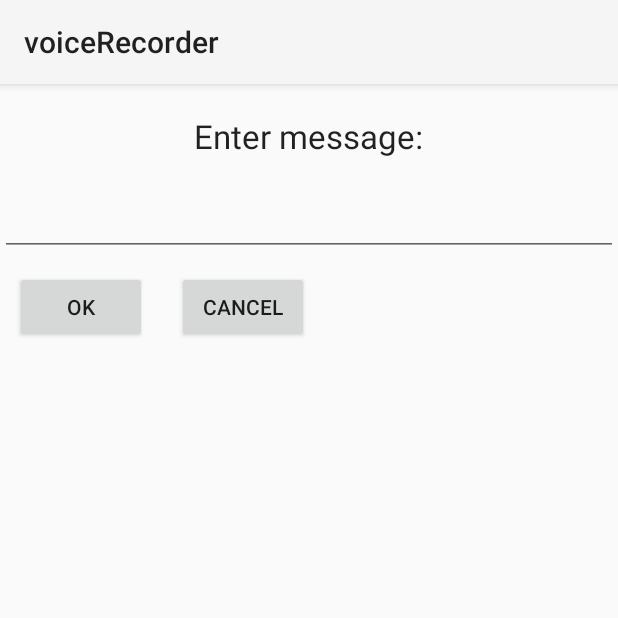
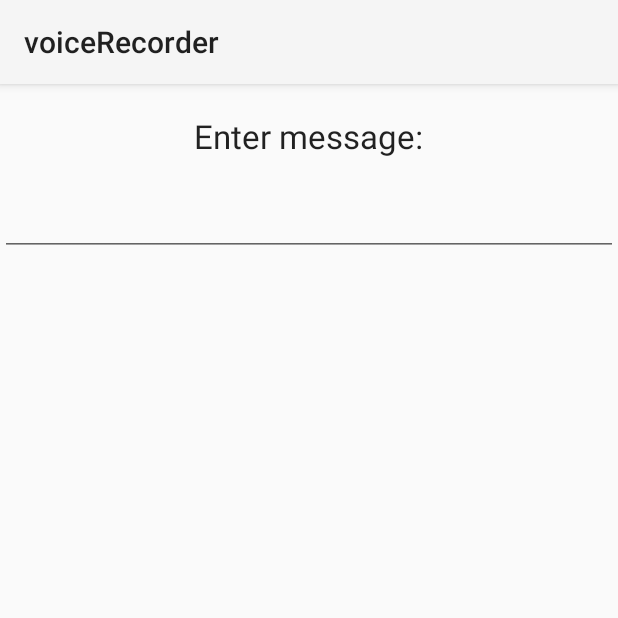
Before and after one commit to mazzers/voiceRecorder, an Android app: the fragment MessageDialog shown on its own in the app's theme, on a phone screen of 412 x 824 dp, the top half of it. Run offline under Robolectric (Android 15) with nearby library versions, the phone set to English and light mode, and no system bars; 1 statement that could not run was skipped.

Commit message:
add message

```diff
--- a/app/src/main/AndroidManifest.xml
+++ b/app/src/main/AndroidManifest.xml
@@ -2,7 +2,7 @@
 <manifest xmlns:android="http://schemas.android.com/apk/res/android"
     package="com.example.mazzers.voicerecorder"
     android:versionCode="2"
-    android:versionName="0.3">
+    android:versionName="0.5">
 
 
     <application
--- a/app/src/main/java/com/example/mazzers/voicerecorder/MainActivity.java
+++ b/app/src/main/java/com/example/mazzers/voicerecorder/MainActivity.java
@@ -22,6 +22,7 @@ import java.io.File;
 public class MainActivity extends Activity implements NavigationDrawerFragment.NavigationDrawerCallbacks {
     private NavigationDrawerFragment mNavigationDrawerFragment;
     private CharSequence mTitle;
+    private Bundle bundle;
 
 
     final String TAG_LOG = "myLogs";
@@ -49,6 +50,7 @@ public class MainActivity extends Activity implements NavigationDrawerFragment.N
         mNavigationDrawerFragment = (NavigationDrawerFragment)
                 getFragmentManager().findFragmentById(R.id.navigation_drawer);
         mTitle = getTitle();
+        bundle = new Bundle();
 
         // Set up the drawer.
         mNavigationDrawerFragment.setUp(
@@ -69,12 +71,15 @@ public class MainActivity extends Activity implements NavigationDrawerFragment.N
         switch (position){
             case 0:
                 fragment = new RecorderFragment();
+
                 fragmentManager.beginTransaction()
                         .replace(R.id.container, fragment).commit();
                 mTitle = getString(R.string.title_section1);
                 break;
             case 1:
                 fragment = new PlayerFragment();
+                bundle.putBoolean("fromDrawer",true);
+                fragment.setArguments(bundle);
                 fragmentManager.beginTransaction()
                         .replace(R.id.container, fragment).commit();
                 mTitle = getString(R.string.title_section2);
--- a/app/src/main/java/com/example/mazzers/voicerecorder/bookmarks/ParseBookmarkFiles.java
+++ b/app/src/main/java/com/example/mazzers/voicerecorder/bookmarks/ParseBookmarkFiles.java
@@ -61,7 +61,7 @@ public class ParseBookmarkFiles implements Runnable {
                         //bookmarkTemp = new Bookmark(pathTemp,timeTemp);
                         Log.d(TAG_LOG, "ParseBookmarkFiles: Fill bookmark i-iteration");
                         //bookmarks[i] = new Bookmark(obj.getPath(),obj.getName(),obj.getTime());
-                        bookmarkArrayList.add(new Bookmark(obj.getPath(), obj.getName(), obj.getTime()));
+                        bookmarkArrayList.add(new Bookmark(obj.getPath(), obj.getName(), obj.getTime(),obj.getMessage()));
 //                    Log.d(TAG_LOG,"ParseBookmarkFiles: ---->filled path: "+bookmarks[i].getPath());
 //                    Log.d(TAG_LOG,"ParseBookmarkFiles: ---->filled name: "+bookmarks[i].getName());
 //                    Log.d(TAG_LOG,"ParseBookmarkFiles: ---->filled time at: "+String.valueOf(bookmarks[i].getTime()));
--- a/app/src/main/java/com/example/mazzers/voicerecorder/bookmarks/adapters/ExpandableListAdapter.java
+++ b/app/src/main/java/com/example/mazzers/voicerecorder/bookmarks/adapters/ExpandableListAdapter.java
@@ -57,10 +57,12 @@ public class ExpandableListAdapter extends BaseExpandableListAdapter {
         TextView txtListChild = (TextView) convertView
                 .findViewById(R.id.lblListItem);
 
-        TextView txtListChildTime = (TextView) convertView
-                .findViewById(R.id.lblListItemTime);
+        TextView txtListChildMesasge = (TextView) convertView
+                .findViewById(R.id.lblListItemMessage);
 
         txtListChild.setText("Bookmark at: "+String.valueOf(child.getTime())+" sec.");
+        txtListChildMesasge.setText(child.getMessage());
+
         //txtListChildTime.setText(child.getTime());
         return convertView;
     }
--- a/app/src/main/java/com/example/mazzers/voicerecorder/fragments/BookmarkFragment.java
+++ b/app/src/main/java/com/example/mazzers/voicerecorder/fragments/BookmarkFragment.java
@@ -78,6 +78,7 @@ public class BookmarkFragment extends ListFragment {
         Bundle bundle = new Bundle();
         bundle.putString("filePath", item.getPath());
         bundle.putInt("fileTime", item.getTime());
+        bundle.putBoolean("fromDrawer",false);
         fragment.setArguments(bundle);
         fragmentManager.beginTransaction().replace(R.id.container, fragment).commit();
 
--- a/app/src/main/java/com/example/mazzers/voicerecorder/fragments/MessageDialog.java
+++ b/app/src/main/java/com/example/mazzers/voicerecorder/fragments/MessageDialog.java
@@ -15,7 +15,7 @@ import com.example.mazzers.voicerecorder.R;
 /**
  * Created by mazzers on 17. 12. 2014.
  */
-public class MessageDialog extends DialogFragment implements View.OnClickListener {
+public class MessageDialog extends DialogFragment  {
     Button btnYes,btnCancel;
     EditText message_editText;
     public static String message;
@@ -23,14 +23,14 @@ public class MessageDialog extends DialogFragment implements View.OnClickListene
 
     public View onCreateView(LayoutInflater inflater, ViewGroup container,
                              Bundle savedInstanceState) {
-        getDialog().setTitle("Title!");
+        getDialog().setTitle("Add message");
         View v = inflater.inflate(R.layout.message_dialog_layout, null);
-        btnYes = (Button) v.findViewById(R.id.btnYes);
-        btnCancel = (Button) v.findViewById(R.id.btnNo);
+        //btnYes = (Button) v.findViewById(R.id.btnYes);
+        //btnCancel = (Button) v.findViewById(R.id.btnNo);
         message_editText = (EditText) v.findViewById(R.id.message_editText);
 
-        v.findViewById(R.id.btnYes).setOnClickListener(this);
-        v.findViewById(R.id.btnNo).setOnClickListener(this);
+        //v.findViewById(R.id.btnYes).setOnClickListener(this);
+        //.findViewById(R.id.btnNo).setOnClickListener(this);
         //v.findViewById(R.id.btnMaybe).setOnClickListener(this);
         bundle = new Bundle();
         return v;
@@ -49,23 +49,23 @@ public class MessageDialog extends DialogFragment implements View.OnClickListene
 
 
 
-    @Override
-    public void onClick(View v) {
-        switch (v.getId()){
-            case R.id.btnYes:
-                callYes();
-                dismiss();
-                break;
-            case R.id.btnNo:
-                callNo();
-                dismiss();
-                break;
-
-
-
-        }
-
-    }
+//    @Override
+//    public void onClick(View v) {
+//        switch (v.getId()){
+//            case R.id.btnYes:
+//                callYes();
+//                dismiss();
+//                break;
+//            case R.id.btnNo:
+//                callNo();
+//                dismiss();
+//                break;
+//
+//
+//
+//        }
+//
+//    }
 
     @Override
     public void onDismiss(DialogInterface dialog) {
--- a/app/src/main/res/layout/list_item.xml
+++ b/app/src/main/res/layout/list_item.xml
@@ -20,7 +20,7 @@
         android:layout_width="fill_parent"
         android:layout_height="wrap_content"
         android:textSize="14sp"
-        android:id="@+id/lblListItemTime"
+        android:id="@+id/lblListItemMessage"
         />
 
 </LinearLayout>
--- a/app/src/main/res/layout/message_dialog_layout.xml
+++ b/app/src/main/res/layout/message_dialog_layout.xml
@@ -23,24 +23,5 @@
 
 
 
-    <LinearLayout
-        android:layout_width="wrap_content"
-        android:layout_height="wrap_content">
 
-        <Button
-            android:id="@+id/btnYes"
-            android:layout_width="wrap_content"
-            android:layout_height="wrap_content"
-            android:layout_margin="10dp"
-            android:text="@string/dialog_ok"></Button>
-
-        <Button
-            android:id="@+id/btnNo"
-            android:layout_width="wrap_content"
-            android:layout_height="wrap_content"
-            android:layout_margin="10dp"
-            android:text="@string/dialog_cancel"></Button>
-
-
-    </LinearLayout>
 </LinearLayout>
--- a/app/src/main/res/layout/recorder_layout.xml
+++ b/app/src/main/res/layout/recorder_layout.xml
@@ -18,6 +18,10 @@
             android:id="@+id/chrono"
             android:textSize="48dp"
             android:textColor="@android:color/primary_text_light" />
+        <TextView
+            android:layout_width="wrap_content"
+            android:layout_height="wrap_content"
+            android:id="@+id/bookmark_message_TV"/>
 
         <LinearLayout
             android:layout_width="match_parent"
```
Also changed, not shown: app/src/main/java/com/example/mazzers/voicerecorder/bookmarks/Bookmark.java (+9 -2 lines), app/src/main/java/com/example/mazzers/voicerecorder/bookmarks/ReadFromXML.java (+6 -1 lines), app/src/main/java/com/example/mazzers/voicerecorder/bookmarks/WriteToXML.java (+16 -3 lines), app/src/main/java/com/example/mazzers/voicerecorder/fragments/PlayerFragment.java (+78 -30 lines), app/src/main/java/com/example/mazzers/voicerecorder/fragments/RecorderFragment.java (+78 -13 lines), app/src/main/res/drawable-hdpi/icon_pause.png (added), app/src/main/res/drawable-mdpi/icon_pause.png (added), app/src/main/res/drawable-xhdpi/icon_pause.png (added), app/src/main/res/drawable-xxhdpi/icon_pause.png (added), 1 other file.
